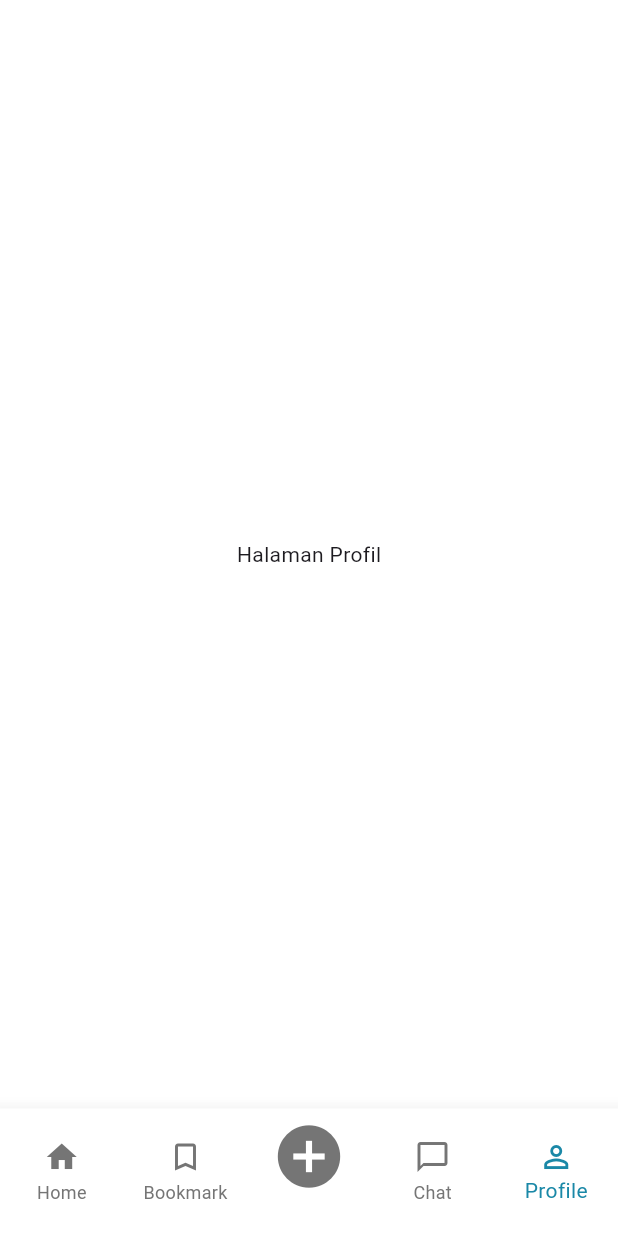
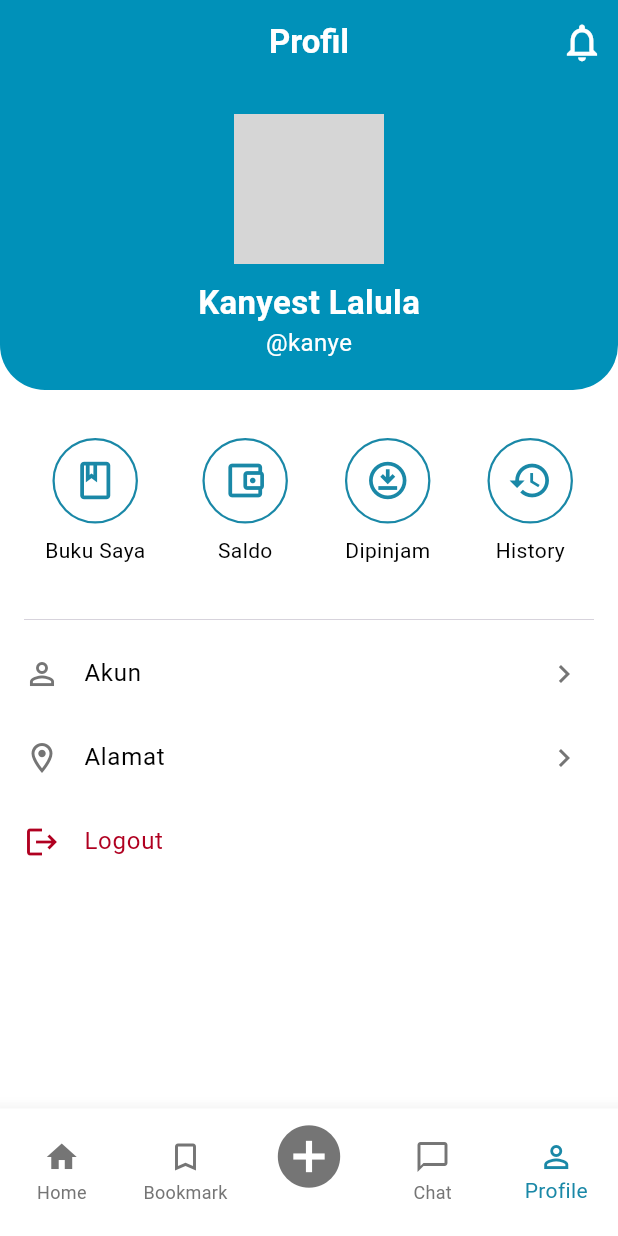
Before and after one commit to Fiyanz/litera-app, a Flutter app: the HomePage screen opened directly, item 5 of the bottom bar chosen, on a phone screen of 412 x 824 dp. Run offline on Flutter 3.47's test engine with Material 3 defaults, Android fonts, the phone set to English and light mode, and no system bars; our stand-ins replace image_picker, pinput; accounts and stored records are empty; network calls fail; grey boxes are pictures that could not be loaded.

Commit message:
feat: Add profile feature with user model, view model, and UI components

```diff
--- a/lib/features/home/view/pages/home_page.dart
+++ b/lib/features/home/view/pages/home_page.dart
@@ -7,6 +7,7 @@ import 'package:litera_app/features/home/viewmodel/home_viewmodel.dart';
 import 'package:litera_app/features/home/view/widgets/filter_dialog.dart';
 import 'package:litera_app/features/home/view/widgets/horizontal_book_list.dart';
 import 'package:litera_app/features/home/view/widgets/wave_clipper.dart';
+import 'package:litera_app/features/profile/view/pages/profile_page.dart';
 import 'package:provider/provider.dart';
 
 
@@ -26,7 +27,7 @@ class _HomePageState extends State<HomePage> {
     BookmarkPage(),       // Halaman Bookmark (index 1)
     AddBookPage(),
     ChatListPage(),   // Placeholder untuk index 3
-    Center(child: Text('Halaman Profil')), // Placeholder untuk index 4
+    ProfilePage(), // Placeholder untuk index 4
   ];
 
   // Fungsi ini akan dipanggil setiap kali item di navigasi bawah ditekan.
--- /dev/null
+++ b/lib/features/profile/models/user_model.dart
@@ -0,0 +1,11 @@
+class UserModel {
+  String name, username, gender, profileImageUrl;
+  DateTime birthDate;
+  UserModel({
+    required this.name,
+    required this.username,
+    required this.birthDate,
+    required this.gender,
+    required this.profileImageUrl,
+  });
+}
--- /dev/null
+++ b/lib/features/profile/view/pages/my_book_page.dart
@@ -0,0 +1,13 @@
+import 'package:flutter/material.dart';
+
+class MyBooksPage extends StatelessWidget {
+  const MyBooksPage({super.key});
+
+  @override
+  Widget build(BuildContext context) {
+    return Scaffold(
+      appBar: AppBar(title: const Text('Buku Saya')),
+      body: const Center(child: Text('Ini adalah halaman Buku Saya')),
+    );
+  }
+}
--- /dev/null
+++ b/lib/features/profile/view/pages/profile_page.dart
@@ -0,0 +1,58 @@
+import 'package:flutter/material.dart';
+import 'package:litera_app/core/theme/app_pallete.dart';
+import 'package:litera_app/features/profile/viewmodel/profile_viewmodel.dart';
+import 'package:litera_app/features/profile/view/widgets/menu_section.dart';
+import 'package:litera_app/features/profile/view/widgets/profile_header.dart';
+import 'package:provider/provider.dart';
+
+class ProfilePage extends StatelessWidget {
+  const ProfilePage({Key? key}) : super(key: key);
+
+  @override
+  Widget build(BuildContext context) {
+    // Menyediakan ViewModel untuk widget di bawahnya
+    return ChangeNotifierProvider(
+      create: (context) => ProfileViewModel(),
+      child: Scaffold(
+        backgroundColor: Pallete.primaryLightColor,
+        // AppBar dibuat transparan agar menyatu dengan header custom
+        appBar: AppBar(
+          title: const Text('Profil', style: TextStyle(color: Pallete.primaryLightColor, fontWeight: FontWeight.bold)),
+          centerTitle: true,
+          backgroundColor: Pallete.backgroundColor,
+          elevation: 0,
+          actions: [
+            IconButton(
+              icon: const Icon(Icons.notifications_none, color: Pallete.primaryLightColor, size: 30),
+              onPressed: () {},
+            ),
+          ],
+        ),
+        body: Consumer<ProfileViewModel>(
+          builder: (context, viewModel, child) {
+            // Tampilkan loading jika data user belum ada
+            if (viewModel.user == null) {
+              return const Center(child: CircularProgressIndicator());
+            }
+
+            return SingleChildScrollView(
+              child: Column(
+                children: [
+                  // 1. Widget Header Profil
+                  ProfileHeader(user: viewModel.user!),
+
+                  // 2. Widget Menu
+                  MenuSection(
+                    onLogout: () {
+                      viewModel.logout(context); // Panggil fungsi logout dari ViewModel
+                    },
+                  ),
+                ],
+              ),
+            );
+          },
+        ),
+      ),
+    );
+  }
+}
--- /dev/null
+++ b/lib/features/profile/view/widgets/menu_section.dart
@@ -0,0 +1,112 @@
+import 'package:flutter/material.dart';
+import 'package:litera_app/core/theme/app_pallete.dart';
+import 'package:litera_app/features/profile/view/pages/my_book_page.dart';
+
+class MenuSection extends StatelessWidget {
+  final VoidCallback onLogout;
+  const MenuSection({Key? key, required this.onLogout}) : super(key: key);
+
+  @override
+  Widget build(BuildContext context) {
+    return Container(
+      padding: const EdgeInsets.only(top: 24),
+      child: Column(
+        children: [
+          _buildIconMenu(context),
+          const SizedBox(height: 20),
+          const Divider(thickness: 0.5, indent: 16, endIndent: 16),
+          _buildTextMenu(context),
+        ],
+      ),
+    );
+  }
+
+  Widget _buildIconMenu(BuildContext context) {
+    return Row(
+      mainAxisAlignment: MainAxisAlignment.spaceEvenly,
+      children: [
+        _menuItem(
+          icon: Icons.book_outlined,
+          label: 'Buku Saya',
+          onTap: () {
+            // Arahkan ke halaman Buku Saya
+            Navigator.push(context, MaterialPageRoute(builder: (context) => const MyBooksPage()));
+          },
+        ),
+        _menuItem(
+          icon: Icons.account_balance_wallet_outlined,
+          label: 'Saldo',
+          onTap: () {
+            // TODO: Arahkan ke halaman Saldo
+            print('Navigasi ke halaman Saldo');
+          },
+        ),
+        _menuItem(
+          icon: Icons.download_for_offline_outlined,
+          label: 'Dipinjam',
+          onTap: () {
+            // TODO: Arahkan ke halaman Dipinjam
+            print('Navigasi ke halaman Dipinjam');
+          },
+        ),
+        _menuItem(
+          icon: Icons.history,
+          label: 'History',
+          onTap: () {
+            // TODO: Arahkan ke halaman History
+            print('Navigasi ke halaman History');
+          },
+        ),
+      ],
+    );
+  }
+
+  // Tambahkan parameter VoidCallback onTap
+  Widget _menuItem({required IconData icon, required String label, required VoidCallback onTap}) {
+    // Bungkus dengan InkWell atau GestureDetector agar bisa di-klik
+    return InkWell(
+      onTap: onTap, // Gunakan fungsi onTap yang diberikan
+      borderRadius: BorderRadius.circular(16), // Efek ripple yang rapi
+      child: Padding(
+        padding: const EdgeInsets.all(8.0),
+        child: Column(
+          children: [
+            Container(
+              padding: const EdgeInsets.all(12),
+              decoration: BoxDecoration(
+                shape: BoxShape.circle,
+                border: Border.all(color: Pallete.primaryColor, width: 1.5),
+              ),
+              child: Icon(icon, color: Pallete.primaryColor, size: 30),
+            ),
+            const SizedBox(height: 8),
+            Text(label, style: const TextStyle(color: Pallete.textColor, fontSize: 14)),
+          ],
+        ),
+      ),
+    );
+  }
+
+  Widget _buildTextMenu(BuildContext context) {
+    return Column(
+      children: [
+        _listTile('Akun', Icons.person_outline),
+        _listTile('Alamat', Icons.location_on_outlined),
+        ListTile(
+          leading: const Icon(Icons.logout, color: Pallete.errorColor),
+          title: const Text('Logout', style: TextStyle(color: Pallete.errorColor, fontSize: 16)),
+          onTap: onLogout,
+        ),
+      ],
+    );
+  }
+
+  Widget _listTile(String title, IconData icon) {
+    return ListTile(
+      leading: Icon(icon, color: Pallete.textGrayColor),
+      title: Text(title, style: const TextStyle(color: Pallete.textColor, fontSize: 16)),
+      trailing: const Icon(Icons.chevron_right, color: Pallete.textGrayColor),
+      onTap: () {},
+    );
+  }
+}
--- /dev/null
+++ b/lib/features/profile/view/widgets/profile_header.dart
@@ -0,0 +1,72 @@
+import 'package:flutter/material.dart';
+import 'package:litera_app/features/profile/models/user_model.dart';
+import 'package:litera_app/features/profile/viewmodel/profile_viewmodel.dart';
+import 'package:provider/provider.dart';
+import 'package:litera_app/core/theme/app_pallete.dart';
+
+class ProfileHeader extends StatelessWidget {
+  const ProfileHeader({Key? key, required UserModel user}) : super(key: key);
+
+  @override
+  Widget build(BuildContext context) {
+    // Mengambil ViewModel dari context
+    final viewModel = Provider.of<ProfileViewModel>(context);
+
+    // Guard clause untuk memastikan data user tidak null
+    if (viewModel.user == null) {
+      return const SizedBox.shrink(); // Tampilkan widget kosong jika user null
+    }
+
+    return Container(
+      width: double.infinity,
+      padding: const EdgeInsets.only(top: 20, bottom: 20),
+      decoration: const BoxDecoration(
+        color: Pallete.backgroundColor,
+        borderRadius: BorderRadius.only(
+          bottomLeft: Radius.circular(30),
+          bottomRight: Radius.circular(30),
+        ),
+      ),
+      child: Column(
+        children: [
+          Stack(
+            alignment: Alignment.bottomRight,
+            children: [
+              CircleAvatar(
+                radius: 50,
+                backgroundImage: NetworkImage(viewModel.user!.profileImageUrl),
+              ),
+              Container(
+                padding: const EdgeInsets.symmetric(horizontal: 8, vertical: 2),
+                decoration: BoxDecoration(
+                  color: Pallete.primaryColor,
+                  borderRadius: BorderRadius.circular(10),
+                ),
+                child: const Text(
+                  'Ubah',
+                  style: TextStyle(color: Pallete.primaryLightColor, fontSize: 12),
+                ),
+              )
+            ],
+          ),
+          const SizedBox(height: 10),
+          Text(
+            viewModel.user!.name,
+            style: const TextStyle(
+              color: Pallete.primaryLightColor,
+              fontSize: 22,
+              fontWeight: FontWeight.bold,
+            ),
+          ),
+          Text(
+            viewModel.user!.username,
+            style: const TextStyle(
+              color: Pallete.primaryLightColor,
+              fontSize: 16,
+            ),
+          ),
+        ],
+      ),
+    );
+  }
+}
--- /dev/null
+++ b/lib/features/profile/viewmodel/profile_viewmodel.dart
@@ -0,0 +1,34 @@
+import 'package:flutter/material.dart';
+import '../models/user_model.dart';
+
+class ProfileViewModel extends ChangeNotifier {
+  UserModel? _user;
+  UserModel? get user => _user;
+
+  ProfileViewModel() {
+    loadUserData();
+  }
+
+  // Mengambil data pengguna (bisa dari API di masa depan)
+  void loadUserData() {
+    _user = UserModel(
+      name: 'Kanyest Lalula',
+      username: '@kanye',
+      birthDate: DateTime(1990, 1, 1),
+      gender: 'Pria',
+      profileImageUrl: 'https://i.pravatar.cc/150?img=68',
+    );
+    notifyListeners(); // Memberi tahu UI untuk update
+  }
+
+  // Logika untuk logout
+  void logout(BuildContext context) {
+    // Di sini Anda bisa menambahkan logika hapus token, dll.
+    print('Proses logout...');
+    // Contoh: Tampilkan snackbar setelah logout
+    ScaffoldMessenger.of(context).showSnackBar(
+      const SnackBar(content: Text('Anda telah logout.')),
+    );
+    // Navigasi ke halaman login (jika ada)
+  }
+}
```
